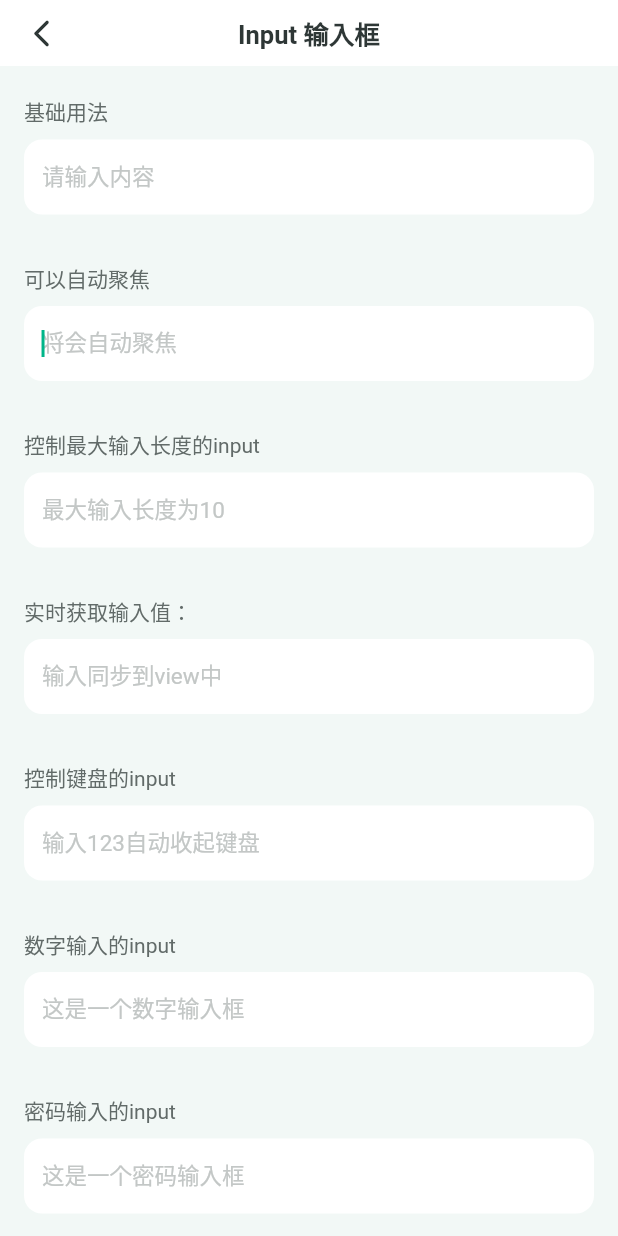
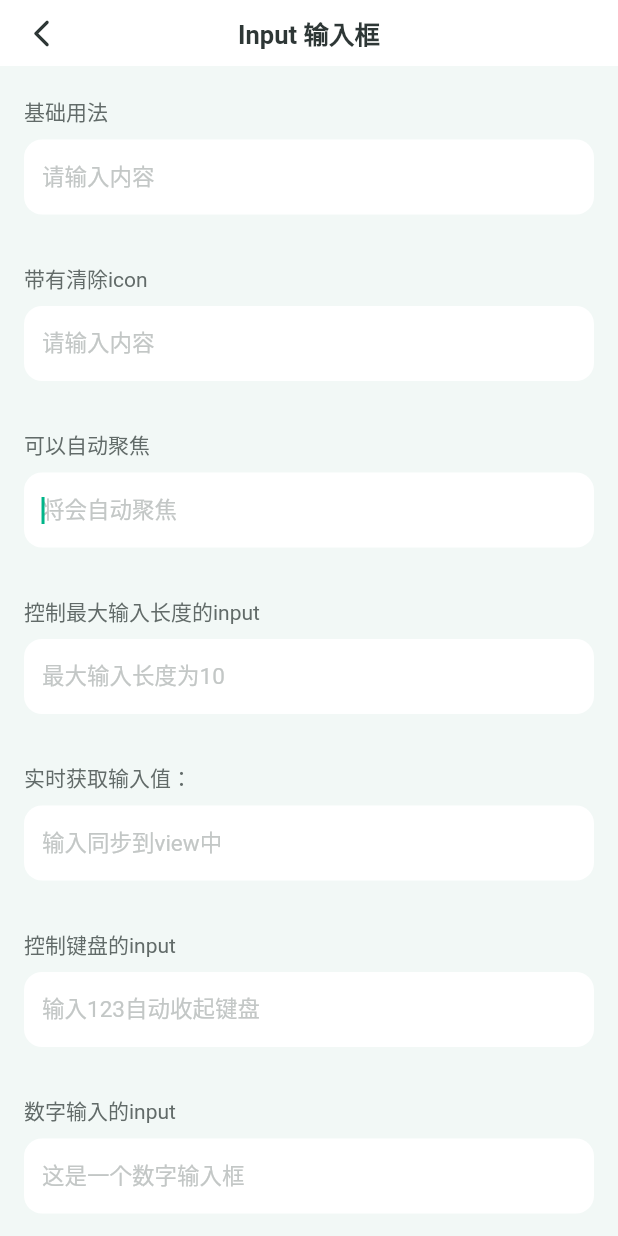
Before and after one commit to wubaibin/ShyUI, a Flutter app: the InputPage screen opened by its route, on a phone screen of 412 x 824 dp. Run offline on Flutter 3.47's test engine with Material 2 defaults, Android fonts, the phone set to English and light mode, and no system bars; our stand-ins replace dio, get, shared_preferences; accounts and stored records are empty.

Commit message:
feat: 新增Input模块

```diff
--- a/lib/pages/input/view.dart
+++ b/lib/pages/input/view.dart
@@ -22,6 +22,12 @@ class InputPage extends GetView<InputController> {
             children: [
               const DetailTitleWidget(title: '基础用法', top: 20),
               _buildInputContainer(child: const Input(placeholder: "请输入内容")),
+              const DetailTitleWidget(title: '带有清除icon'),
+              _buildInputContainer(
+                  child: const Input(
+                placeholder: "请输入内容",
+                clear: true,
+              )),
               const DetailTitleWidget(title: '可以自动聚焦'),
               _buildInputContainer(
                 child: const Input(placeholder: "将会自动聚焦", autofocus: true),
```
